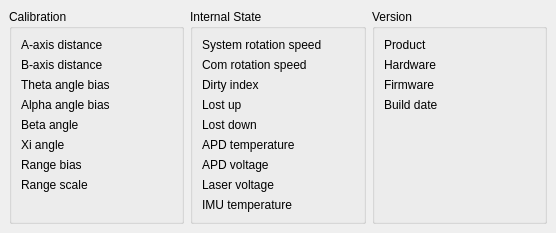
First picture: the form in src/DiagnosticsDock.ui, repository markgol/L2diagnostic, before the edit.
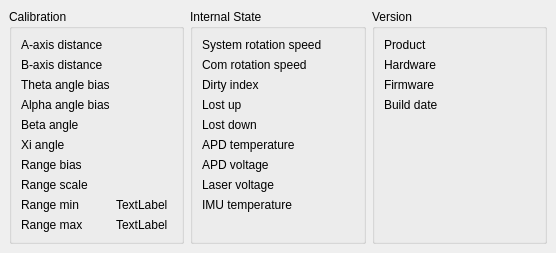
Second picture: the form after the edit.

```diff
--- a/src/DiagnosticsDock.ui
+++ b/src/DiagnosticsDock.ui
@@ -7,7 +7,7 @@
     <x>0</x>
     <y>0</y>
     <width>556</width>
-    <height>197</height>
+    <height>216</height>
    </rect>
   </property>
   <property name="windowTitle">
@@ -101,6 +101,34 @@
        <item row="7" column="1">
         <widget class="QLabel" name="lblRangeScaleValue"/>
        </item>
+       <item row="8" column="0">
+        <widget class="QLabel" name="lblRangeMinText">
+         <property name="text">
+          <string>Range min</string>
+         </property>
+        </widget>
+       </item>
+       <item row="9" column="0">
+        <widget class="QLabel" name="lblRangeMaxText">
+         <property name="text">
+          <string>Range max</string>
+         </property>
+        </widget>
+       </item>
+       <item row="8" column="1">
+        <widget class="QLabel" name="lblRangeMinValue">
+         <property name="text">
+          <string>TextLabel</string>
+         </property>
+        </widget>
+       </item>
+       <item row="9" column="1">
+        <widget class="QLabel" name="lblRangeMaxValue">
+         <property name="text">
+          <string>TextLabel</string>
+         </property>
+        </widget>
+       </item>
       </layout>
      </widget>
     </item>
```
